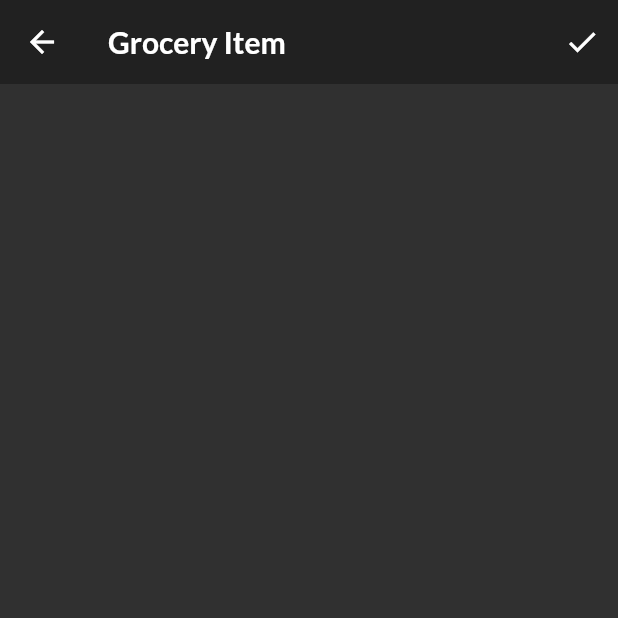
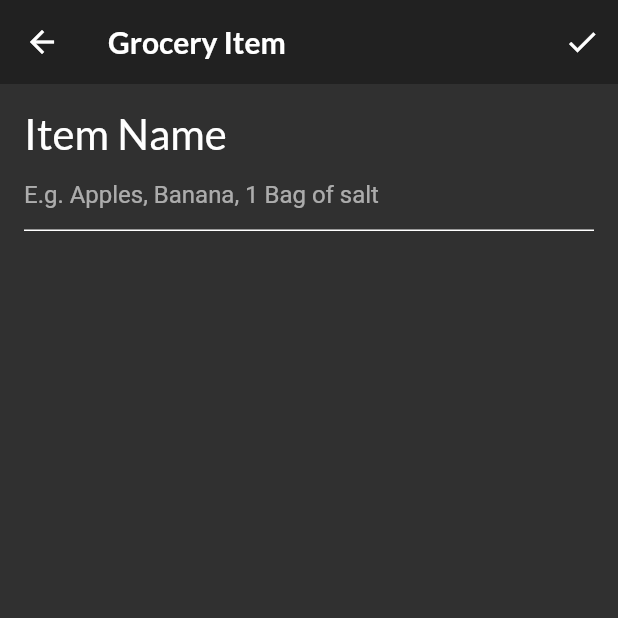
Before and after one commit to DahackerInno/05-scrollable-widgets, a Flutter app: the screen it shows after launch, item 3 of the bottom bar chosen, after a tap on the "add" icon, on a phone screen of 412 x 824 dp, the top half of it. Run offline on Flutter 3.47's test engine with Material 2 defaults, Android fonts, the phone set to English and light mode, and no system bars; our stand-ins replace flutter_colorpicker, google_fonts; project files that could hold a hidden picture were left out.

Commit message:
Added itemNameField in GroceryItemScreen

```diff
--- a/lib/screens/grocery_item_screen.dart
+++ b/lib/screens/grocery_item_screen.dart
@@ -8,10 +8,13 @@ import '../models/models.dart';
 class GroceryItemScreen extends StatefulWidget {
   // 1
   final Function(GroceryItem) onCreate;
+
   // 2
   final Function(GroceryItem) onUpdate;
+
   // 3
   final GroceryItem? originalItem;
+
   // 4
   final bool isUpdating;
 
@@ -79,7 +82,8 @@ class _GroceryItemScreenState extends State<GroceryItemScreen> {
             icon: const Icon(Icons.check),
             onPressed: () {
               // TODO 24: Add callback handler
-            },)
+            },
+          )
         ],
         // 3
         elevation: 0.0,
@@ -94,7 +98,7 @@ class _GroceryItemScreenState extends State<GroceryItemScreen> {
         padding: const EdgeInsets.all(16.0),
         child: ListView(
           children: [
-            // TODO 13: Add name TextField
+            buildNameField(),
             // TODO 14: Add Importance selection
             // TODO 15: Add date picker
             // TODO 16: Add time picker
@@ -107,7 +111,43 @@ class _GroceryItemScreenState extends State<GroceryItemScreen> {
     );
   }
 
-// TODO: Add buildNameField()
+// buildNameField()
+  Widget buildNameField() {
+    // 1
+    return Column(
+      // 2
+      crossAxisAlignment: CrossAxisAlignment.start,
+      children: [
+        // 3
+        Text(
+          'Item Name',
+          style: GoogleFonts.lato(fontSize: 28.0),
+        ),
+        // 4
+        TextField(
+          // 5
+          controller: _nameController,
+          // 6
+          cursorColor: _currentColor,
+          // 7
+          decoration: InputDecoration(
+            // 8
+            hintText: 'E.g. Apples, Banana, 1 Bag of salt',
+            // 9
+            enabledBorder: const UnderlineInputBorder(
+              borderSide: BorderSide(color: Colors.white),
+            ),
+            focusedBorder: UnderlineInputBorder(
+              borderSide: BorderSide(color: _currentColor),
+            ),
+            border: UnderlineInputBorder(
+              borderSide: BorderSide(color: _currentColor),
+            ),
+          ),
+        ),
+      ],
+    );
+  }
 
 // TODO: Add buildImportanceField()
 
```
